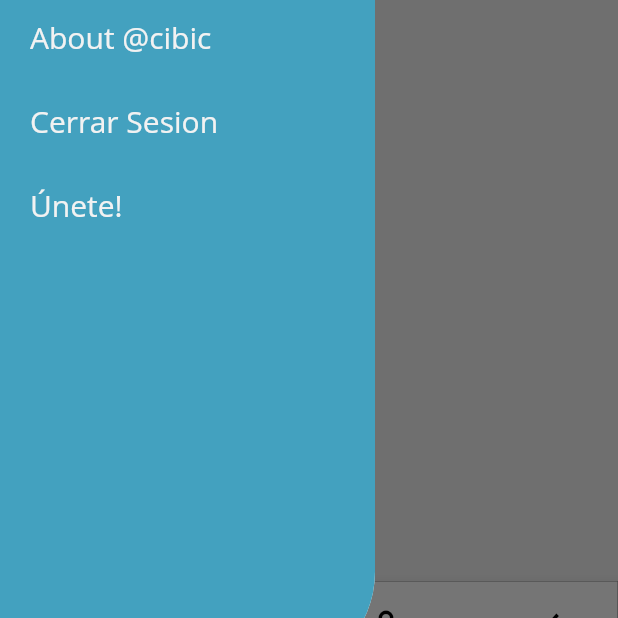
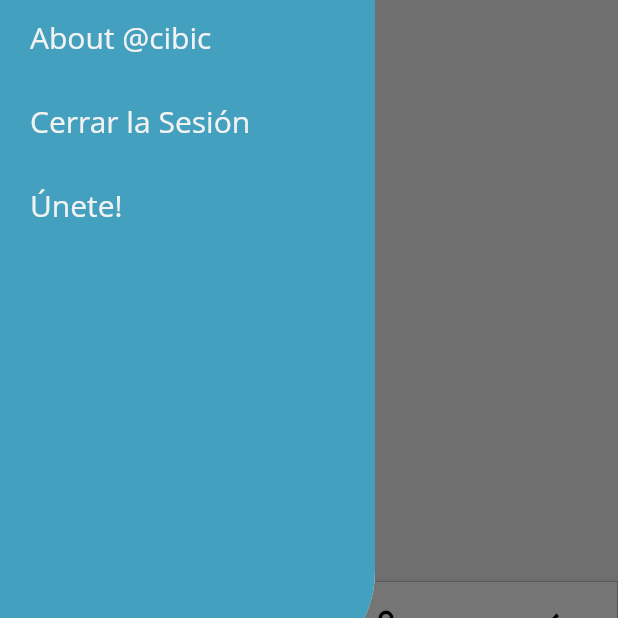
Before and after one commit to benjaminykim/cibic-mobile, a Flutter app: the Home screen opened directly with empty values, with the side drawer open, on a phone screen of 412 x 824 dp, the part 559-1177 px from its top. Run offline on Flutter 3.47's test engine with Material 2 defaults, Android fonts, the phone set to English and light mode, and no system bars; our stand-ins replace flutter_redux, flutter_secure_storage, redux, redux_thunk; accounts and stored records are empty; generated files the repository leaves out were written again; network calls fail; project files that could hold a hidden picture were left out.

Commit message:
fix menu-overlay log out text

```diff
--- a/lib/src/widgets/menu/menu-overlay/MenuOverlay.dart
+++ b/lib/src/widgets/menu/menu-overlay/MenuOverlay.dart
@@ -99,7 +99,7 @@ class MenuOverlay extends StatelessWidget {
                 ListTile(
                   contentPadding: EdgeInsets.only(left: 20),
                   title: Text(
-                    'Cerrar Sesion',
+                    'Cerrar la Sesión',
                     style: Theme.of(context).textTheme.body1,
                   ),
                   onTap: () {
```
